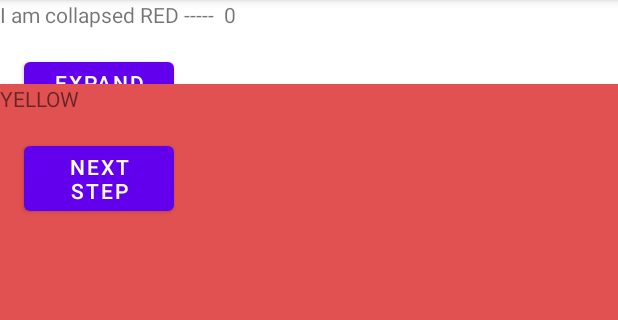
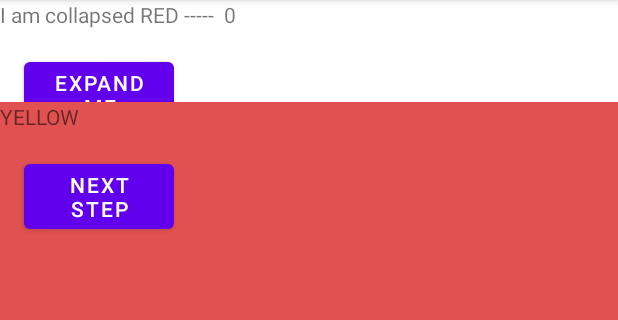
Before and after one commit to pratishjage/Stash-App, an Android app: the screen it shows after launch (StashActivity), after a tap on "NEXT STEP", on a phone screen of 412 x 824 dp, the part 84-404 px from its top. Run offline under Robolectric (Android 15) with nearby library versions, the phone set to English and light mode, and no system bars.

Commit message:
ui Fixes

```diff
--- a/app/src/main/res/layout/activity_stash.xml
+++ b/app/src/main/res/layout/activity_stash.xml
@@ -10,50 +10,24 @@
       android:id="@+id/containerOne"
       android:layout_width="match_parent"
       android:layout_height="match_parent"/>
-<!--  <LinearLayout-->
-<!--      android:id="@+id/main_container"-->
-<!--      android:layout_width="match_parent"-->
-<!--      android:layout_height="match_parent"-->
-<!--      android:orientation="horizontal"-->
-<!--      >-->
-<!--    <Button-->
-<!--        android:id="@+id/expandButton"-->
-<!--        android:layout_width="100dp"-->
-<!--        android:layout_margin="16dp"-->
-<!--        android:text="1"-->
-<!--        android:layout_height="wrap_content"/>-->
-<!--    <Button-->
-<!--        android:id="@+id/expandButton2"-->
-<!--        android:layout_width="100dp"-->
-<!--        android:text="2"-->
-<!--        android:layout_margin="16dp"-->
-<!--        android:layout_height="wrap_content"/>-->
-<!--    <Button-->
-<!--        android:id="@+id/expandButton3"-->
-<!--        android:layout_width="100dp"-->
-<!--        android:text="3"-->
-<!--        android:layout_margin="16dp"-->
-<!--        android:layout_height="wrap_content"/>-->
-<!--  </LinearLayout>-->
   <FrameLayout
       android:id="@+id/container_two"
       android:layout_width="match_parent"
-      android:layout_height="match_parent"
+      android:layout_height="700dp"
       android:background="@color/red"
-      android:layout_marginTop="?attr/actionBarSize"
       app:layout_behavior="com.google.android.material.bottomsheet.BottomSheetBehavior" />
 
   <FrameLayout
       android:id="@+id/container_three"
       android:layout_width="match_parent"
-      android:layout_height="400dp"
+      android:layout_height="600dp"
       android:background="@color/yellow"
       app:layout_behavior="com.google.android.material.bottomsheet.BottomSheetBehavior" />
 
   <FrameLayout
       android:id="@+id/container_four"
       android:layout_width="match_parent"
-      android:layout_height="200dp"
+      android:layout_height="500dp"
       android:background="@color/green"
       app:layout_behavior="com.google.android.material.bottomsheet.BottomSheetBehavior" />
 
```
